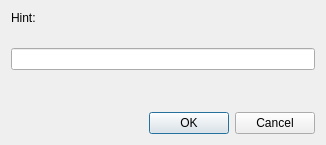
This is src/ui/WizLineInputDialog.ui in WizTeam/WizQTClient as Qt 5 draws it before an edit. The edited form follows.
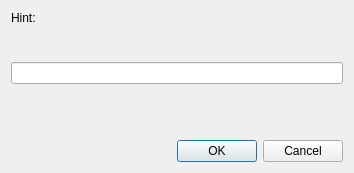
This is the edited form.

Patch:
```diff
--- a/src/ui/WizLineInputDialog.ui
+++ b/src/ui/WizLineInputDialog.ui
@@ -6,8 +6,8 @@
    <rect>
     <x>0</x>
     <y>0</y>
-    <width>326</width>
-    <height>145</height>
+    <width>354</width>
+    <height>173</height>
    </rect>
   </property>
   <property name="sizePolicy">
```
